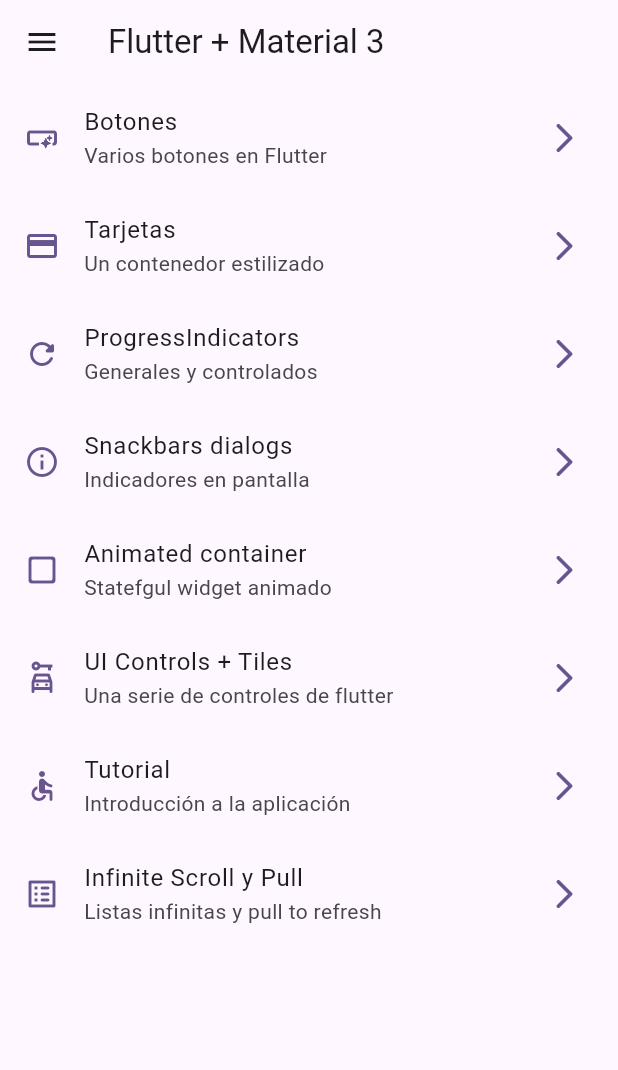
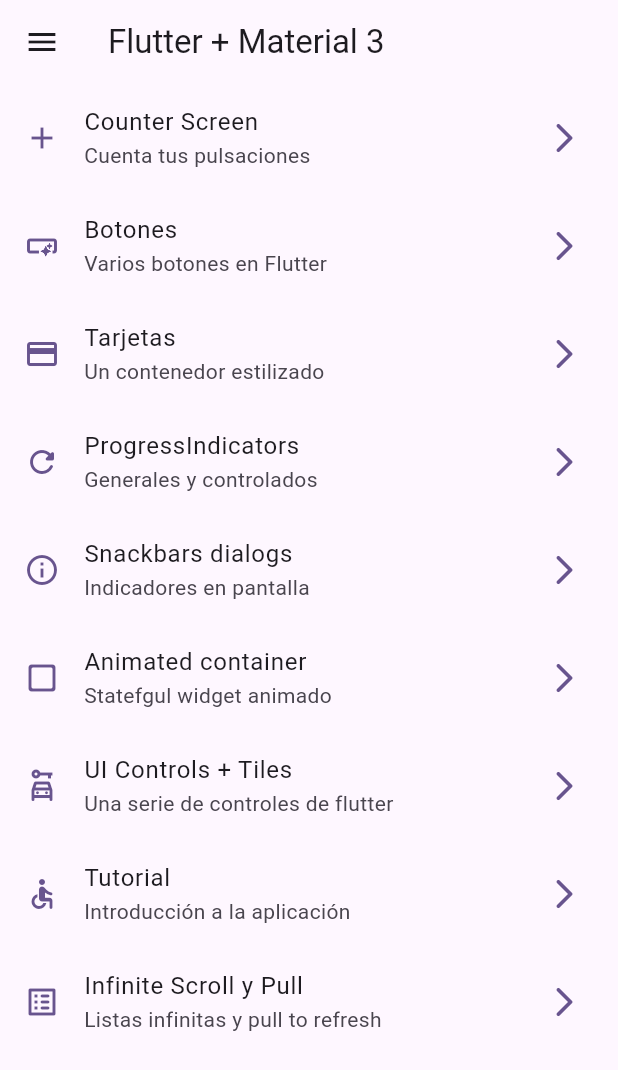
Before and after one commit to wildzek/widgets_app, a Flutter app: the screen it shows after launch, on a phone screen of 412 x 824 dp. Shown: the top 1070 px of the screen. Run offline on Flutter 3.47's test engine with Material 3 defaults, Android fonts, the phone set to English and light mode, and no system bars; our stand-ins replace go_router.

```diff
--- a/widgets_app/lib/config/router/app_router.dart
+++ b/widgets_app/lib/config/router/app_router.dart
@@ -1,4 +1,5 @@
 import 'package:go_router/go_router.dart';
+import 'package:widgets_app/presentation/screens/counter/counter_screen.dart';
 import 'package:widgets_app/presentation/screens/screens.dart';
 import 'package:widgets_app/presentation/screens/snackbar/snackbar_screen.dart';
 
@@ -60,5 +61,11 @@ final appRouter = GoRouter(
       builder: (context, state) => const InfiniteScrollScreen(),
     ),
 
+    GoRoute(
+      path: '/counter-screen',
+      name: CounterScreen.name,
+      builder: (context, state) => const CounterScreen(),
+    ),
+
   ],
 );
--- a/widgets_app/lib/config/theme/menu_items/menu_items.dart
+++ b/widgets_app/lib/config/theme/menu_items/menu_items.dart
@@ -10,6 +10,13 @@ class MenuItem {
 }
 
 const appMenuItems = <MenuItem>[
+  MenuItem(
+    title: 'Counter Screen',
+    subtitle: 'Cuenta tus pulsaciones',
+    link:'/counter-screen',
+    icon: Icons.add
+   ),
+
   MenuItem(
     title: 'Botones',
     subtitle: 'Varios botones en Flutter',
--- a/widgets_app/lib/presentation/screens/screens.dart
+++ b/widgets_app/lib/presentation/screens/screens.dart
@@ -8,3 +8,4 @@ export 'package:widgets_app/presentation/screens/home/home_screen.dart';
 export 'package:widgets_app/presentation/screens/infinite_scroll/infinite_scroll_screen.dart';
 export 'package:widgets_app/presentation/screens/progress/progress_screen.dart';
 export 'package:widgets_app/presentation/screens/ui_controls/ui_controls_screen.dart';
+export 'package:widgets_app/presentation/screens/counter/counter_screen.dart';
```
Also changed, not shown: widgets_app/lib/presentation/screens/counter/counter_screen.dart (added, +25 -0 lines).
